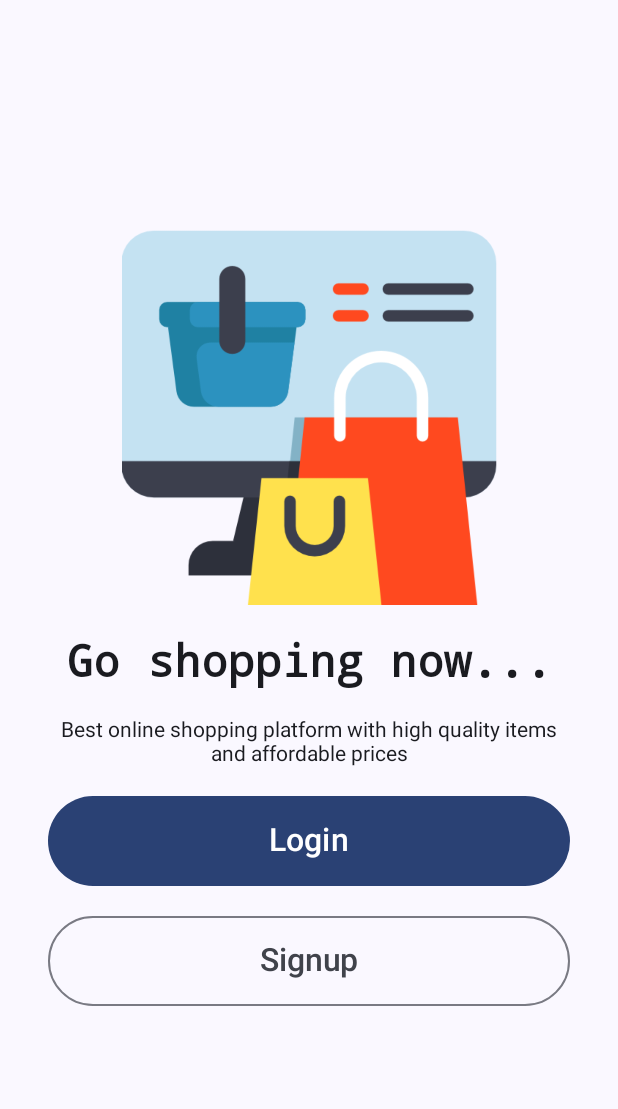
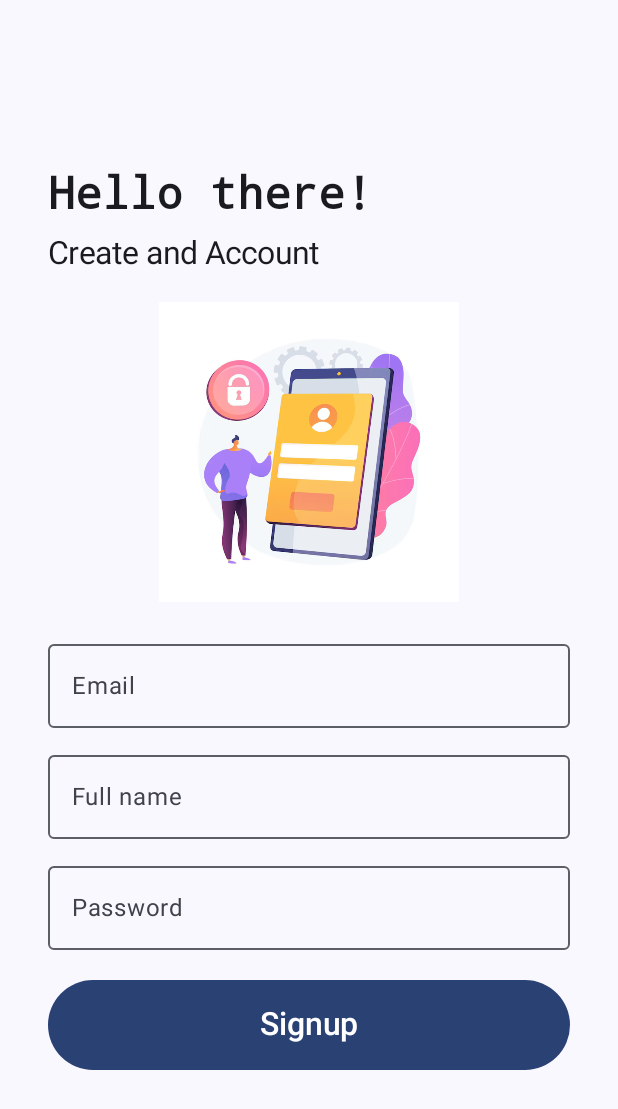
Before and after one commit to addiscodr/easy-shop, an Android app built with Jetpack Compose: the screen it shows after launch (MainActivity), after a tap on "Signup", on a phone screen of 412 x 824 dp. Shown: the top 1109 px of the screen. Run offline under Robolectric (Android 15) with nearby library versions, the phone set to English and light mode, and no system bars.

Commit message:
Add LoginScreen.kt and SignupScreen.kt to the codebase; Modify AppNavigation.kt, AuthScreen.kt, and auth banner

```diff
--- a/app/src/main/java/com/addiscodr/easyshop/AppNavigation.kt
+++ b/app/src/main/java/com/addiscodr/easyshop/AppNavigation.kt
@@ -6,6 +6,8 @@ import androidx.navigation.compose.NavHost
 import androidx.navigation.compose.composable
 import androidx.navigation.compose.rememberNavController
 import com.addiscodr.easyshop.screens.AuthScreen
+import com.addiscodr.easyshop.screens.LoginScreen
+import com.addiscodr.easyshop.screens.SignupScreen
 
 @Composable
 fun AppNavigation(modifier: Modifier = Modifier){
@@ -17,8 +19,16 @@ fun AppNavigation(modifier: Modifier = Modifier){
         startDestination = "auth"
     ){
         composable(route = "auth"){
-            AuthScreen(modifier)
+            AuthScreen(modifier, navController)
         }
+        composable(route = "login"){
+            LoginScreen(modifier)
+        }
+        composable(route = "signup"){
+            SignupScreen(modifier)
+        }
+
+
 
 
     }
--- a/app/src/main/java/com/addiscodr/easyshop/screens/AuthScreen.kt
+++ b/app/src/main/java/com/addiscodr/easyshop/screens/AuthScreen.kt
@@ -21,10 +21,11 @@ import androidx.compose.ui.text.font.FontWeight
 import androidx.compose.ui.text.style.TextAlign
 import androidx.compose.ui.unit.dp
 import androidx.compose.ui.unit.sp
+import androidx.navigation.NavHostController
 import com.addiscodr.easyshop.R
 
 @Composable
-fun AuthScreen(modifier: Modifier = Modifier){
+fun AuthScreen(modifier: Modifier = Modifier, navController: NavHostController){
     Column(
         modifier = Modifier.fillMaxSize()
             .padding(32.dp),
@@ -56,13 +57,17 @@ fun AuthScreen(modifier: Modifier = Modifier){
             ))
         Spacer(modifier = Modifier.height(20.dp))
 
-        Button(onClick = {}, modifier = Modifier.fillMaxWidth().height(60.dp)) {
+        Button(onClick = {
+            navController.navigate(route = "login")
+        }, modifier = Modifier.fillMaxWidth().height(60.dp)) {
             Text(text = "Login", fontSize = 21.sp)
         }
 
         Spacer(modifier = Modifier.height(20.dp))
 
-        OutlinedButton(onClick = {}, modifier = Modifier.fillMaxWidth().height(60.dp)) {
+        OutlinedButton(onClick = {
+            navController.navigate(route = "signup")
+        }, modifier = Modifier.fillMaxWidth().height(60.dp)) {
             Text(text = "Signup", fontSize = 21.sp)
         }
 
--- /dev/null
+++ b/app/src/main/java/com/addiscodr/easyshop/screens/SignupScreen.kt
@@ -0,0 +1,120 @@
+package com.addiscodr.easyshop.screens
+
+import androidx.compose.foundation.Image
+import androidx.compose.foundation.layout.Arrangement
+import androidx.compose.foundation.layout.Column
+import androidx.compose.foundation.layout.Spacer
+import androidx.compose.foundation.layout.fillMaxSize
+import androidx.compose.foundation.layout.fillMaxWidth
+import androidx.compose.foundation.layout.height
+import androidx.compose.foundation.layout.padding
+import androidx.compose.material3.Button
+import androidx.compose.material3.OutlinedTextField
+import androidx.compose.material3.Text
+import androidx.compose.runtime.Composable
+import androidx.compose.runtime.getValue
+import androidx.compose.runtime.mutableStateOf
+import androidx.compose.runtime.remember
+import androidx.compose.runtime.setValue
+import androidx.compose.ui.Alignment
+import androidx.compose.ui.Modifier
+import androidx.compose.ui.res.painterResource
+import androidx.compose.ui.text.TextStyle
+import androidx.compose.ui.text.font.FontFamily
+import androidx.compose.ui.text.font.FontWeight
+import androidx.compose.ui.text.input.PasswordVisualTransformation
+import androidx.compose.ui.unit.dp
+import androidx.compose.ui.unit.sp
+import com.addiscodr.easyshop.R
+
+@Composable
+fun SignupScreen(modifier: Modifier) {
+    var email by remember {
+        mutableStateOf(value = "")
+    }
+
+    var name by remember {
+        mutableStateOf(value = "")
+    }
+
+    var password by remember {
+        mutableStateOf(value = "")
+    }
+    Column(
+        modifier = Modifier
+            .fillMaxSize()
+            .padding(32.dp),
+        verticalArrangement = Arrangement.Center,
+        horizontalAlignment = Alignment.CenterHorizontally
+    ) {
+        Text(
+            text = "Hello there!", modifier = Modifier.fillMaxWidth(), style = TextStyle(
+                fontSize = 30.sp,
+                fontFamily = FontFamily.Monospace,
+                fontWeight = FontWeight.Bold,
+                )
+        )
+        Spacer(modifier = Modifier.height(10.dp))
+
+        Text(
+            text = "Create and Account", modifier = Modifier.fillMaxWidth(), style = TextStyle(
+                fontSize = 21.sp,
+                )
+        )
+        Spacer(modifier = Modifier.height(20.dp))
+
+        Image(
+            painter = painterResource(R.drawable.auth),
+            contentDescription = "Signup Banner",
+            modifier = Modifier
+                .fillMaxWidth()
+                .height(200.dp))
+
+        Spacer(modifier = Modifier.height(20.dp))
+
+        OutlinedTextField(
+            value = email,
+            onValueChange = {
+                email = it
+        },
+            label = {
+                Text(text = "Email")
+            },
+            modifier = Modifier.fillMaxWidth())
+
+        Spacer(modifier = Modifier.height(10.dp))
+
+        OutlinedTextField(
+            value = name,
+            onValueChange = {
+                name = it
+            },
+            label = {
+                Text(text = "Full name")
+            },
+            modifier = Modifier.fillMaxWidth())
+
+        Spacer(modifier = Modifier.height(10.dp))
+
+        OutlinedTextField(
+            value = password,
+            onValueChange = {
+                password = it
+            },
+            label = {
+                Text(text = "Password")
+            },
+            modifier = Modifier.fillMaxWidth(),
+            visualTransformation = PasswordVisualTransformation())
+        Spacer(modifier = Modifier.height(20.dp))
+
+        Button(onClick = {
+
+        }, modifier = Modifier.fillMaxWidth().height(60.dp)) {
+            Text(text = "Signup", fontSize = 21.sp)
+        }
+
+
+
+    }
+}
```
Also changed, not shown: app/src/main/java/com/addiscodr/easyshop/screens/LoginScreen.kt (added, +108 -0 lines), app/src/main/res/drawable/auth.png (added).
